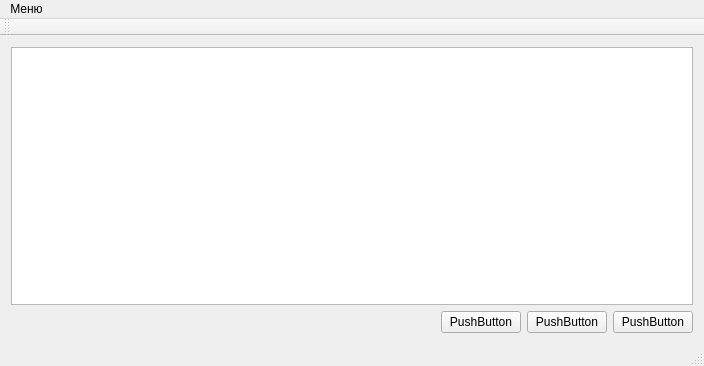
Above: mainwindow.ui from StepFanFly/test_task before the change. Below: the same form after it.
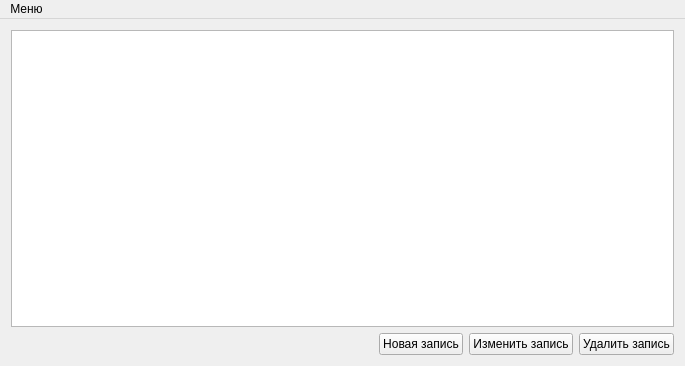
That is the form after the change.

What changed in the file:
```diff
--- a/mainwindow.ui
+++ b/mainwindow.ui
@@ -6,7 +6,7 @@
    <rect>
     <x>0</x>
     <y>0</y>
-    <width>704</width>
+    <width>685</width>
     <height>366</height>
    </rect>
   </property>
@@ -36,21 +36,21 @@
       <item>
        <widget class="QPushButton" name="pushButton">
         <property name="text">
-         <string>PushButton</string>
+         <string>Новая запись</string>
         </property>
        </widget>
       </item>
       <item>
        <widget class="QPushButton" name="pushButton_2">
         <property name="text">
-         <string>PushButton</string>
+         <string>Изменить запись</string>
         </property>
        </widget>
       </item>
       <item>
        <widget class="QPushButton" name="pushButton_3">
         <property name="text">
-         <string>PushButton</string>
+         <string>Удалить запись</string>
         </property>
        </widget>
       </item>
@@ -63,7 +63,7 @@
     <rect>
      <x>0</x>
      <y>0</y>
-     <width>704</width>
+     <width>685</width>
      <height>21</height>
     </rect>
    </property>
@@ -78,15 +78,6 @@
    </widget>
    <addaction name="menu"/>
   </widget>
-  <widget class="QToolBar" name="mainToolBar">
-   <attribute name="toolBarArea">
-    <enum>TopToolBarArea</enum>
-   </attribute>
-   <attribute name="toolBarBreak">
-    <bool>false</bool>
-   </attribute>
-  </widget>
-  <widget class="QStatusBar" name="statusBar"/>
   <action name="action">
    <property name="text">
     <string>Новое соединение</string>
```
Left out of the diff: 6 changed lines with no effect on the pictures.
